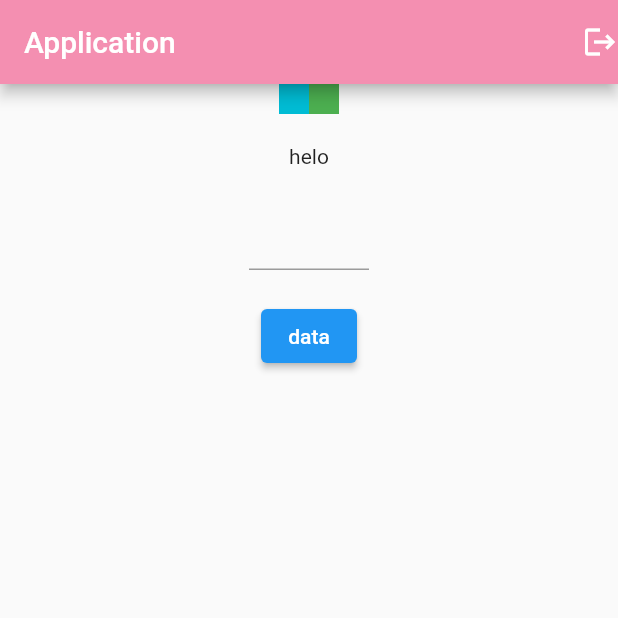
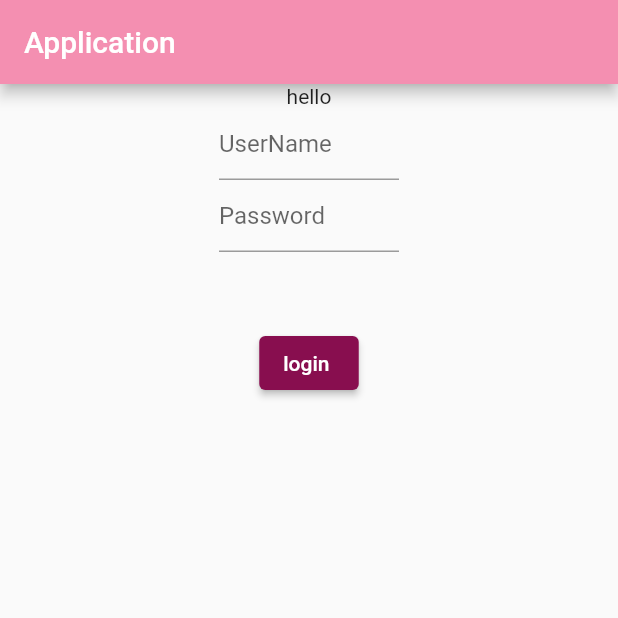
Before and after one commit to loloabdullatif/test_project, a Flutter app: the screen it shows after launch, on a phone screen of 412 x 824 dp, the top half of it. Run offline on Flutter 3.47's test engine with Material 2 defaults, Android fonts, the phone set to English and light mode, and no system bars.

Commit message:
second commit

```diff
--- a/lib/main.dart
+++ b/lib/main.dart
@@ -1,6 +1,7 @@
 import 'package:flutter/material.dart';
 import 'package:test_project/pages/home_page.dart';
 import 'package:test_project/pages/home_page_2.dart';
+import 'package:test_project/pages/home_page_3.dart';
 
 void main() {
   runApp(const Application());
@@ -12,7 +13,8 @@ class Application extends StatelessWidget {
   @override
   Widget build(BuildContext context) {
     return MaterialApp(
-      home: HomePage2(),
+      home: HomePage3(),
+      //color: Colors.pink[300],
     );
   }
 }
--- /dev/null
+++ b/lib/pages/home_page_3.dart
@@ -0,0 +1,46 @@
+import 'package:flutter/material.dart';
+
+class HomePage3 extends StatelessWidget {
+  const HomePage3({super.key});
+
+  @override
+  Widget build(BuildContext context) {
+    return Scaffold(
+      appBar: AppBar(
+        title: Text('Application'),
+        backgroundColor: Colors.pink[200],
+      ),
+      body: Container(
+        child: Column(
+          children: [
+            Center(child: Text('hello')),
+            SizedBox(
+              width: 120,
+              child: TextField(
+                decoration: InputDecoration(hintText: 'UserName'),
+              ),
+            ),
+            SizedBox(
+              width: 120,
+              child: TextField(
+                decoration: InputDecoration(hintText: 'Password'),
+              ),
+            ),
+            SizedBox(
+              height: 50,
+            ),
+            ElevatedButton(
+              style: ElevatedButton.styleFrom(
+                backgroundColor: Colors.pink[900],
+              ),
+              onPressed: () {},
+              child: Text(
+                'login ',
+              ),
+            ),
+          ],
+        ),
+      ),
+    );
+  }
+}
```
